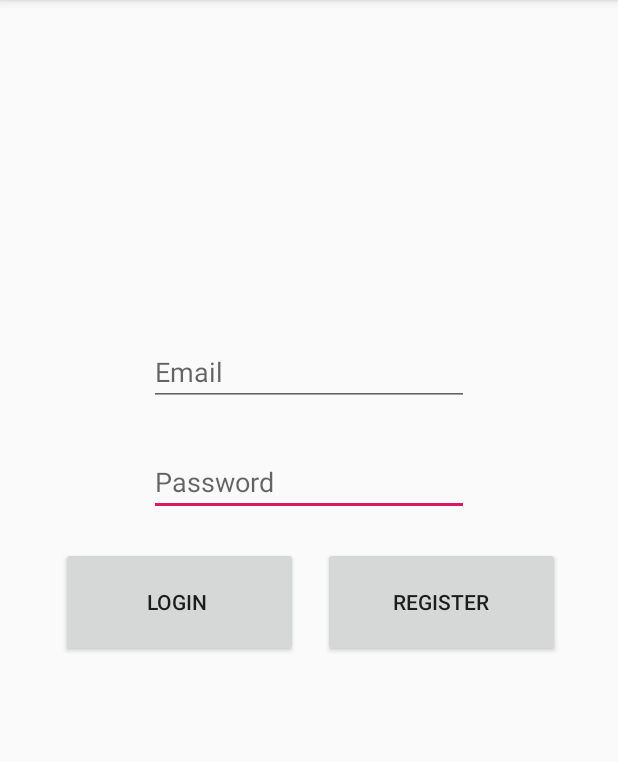
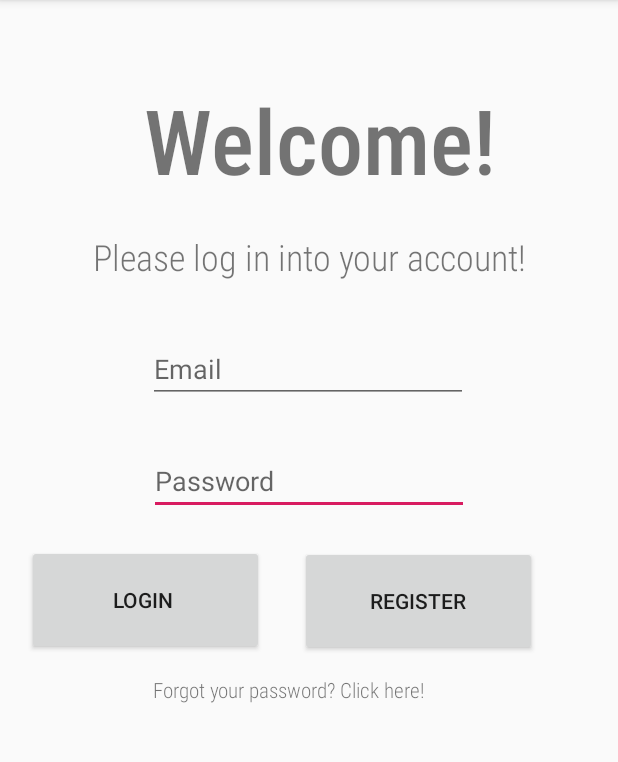
Before and after one commit to ideed/ClanManager, an Android app: the screen it shows after launch (MainActivity), on a phone screen of 412 x 824 dp, the part 84-846 px from its top. Run offline under Robolectric (Android 15) with nearby library versions, the phone set to English and light mode, and no system bars; our stand-ins replace Firebase (no records; nobody signed in at launch, a user with empty details on screens opened directly).

Commit message:
Added emailing for user verification and password reset.

```diff
--- a/app/build.gradle
+++ b/app/build.gradle
@@ -24,6 +24,7 @@ dependencies {
     implementation 'androidx.appcompat:appcompat:1.1.0'
     implementation 'androidx.constraintlayout:constraintlayout:1.1.3'
     implementation 'com.google.firebase:firebase-auth:19.2.0'
+    implementation 'com.google.android.material:material:1.0.0'
     testImplementation 'junit:junit:4.12'
     androidTestImplementation 'androidx.test.ext:junit:1.1.1'
     androidTestImplementation 'androidx.test.espresso:espresso-core:3.2.0'
--- a/app/src/main/AndroidManifest.xml
+++ b/app/src/main/AndroidManifest.xml
@@ -2,7 +2,7 @@
 <manifest xmlns:android="http://schemas.android.com/apk/res/android"
     package="com.example.clanmanager">
 
-    <uses-permission android:name="android.permission.INTERNET"/>
+    <uses-permission android:name="android.permission.INTERNET" />
 
     <application
         android:allowBackup="true"
@@ -11,7 +11,8 @@
         android:roundIcon="@mipmap/ic_launcher_round"
         android:supportsRtl="true"
         android:theme="@style/AppTheme">
-        <activity android:name=".RegisterActivity"></activity>
+        <activity android:name=".passwordResetActivity"></activity>
+        <activity android:name=".RegisterActivity" />
         <activity android:name=".MainMenuActivity" />
         <activity android:name=".MainActivity">
             <intent-filter>
--- a/app/src/main/java/com/example/clanmanager/MainActivity.java
+++ b/app/src/main/java/com/example/clanmanager/MainActivity.java
@@ -7,6 +7,7 @@ import android.view.View;
 import android.widget.Button;
 import android.widget.EditText;
 import android.widget.ProgressBar;
+import android.widget.TextView;
 import android.widget.Toast;
 
 import androidx.annotation.NonNull;
@@ -24,6 +25,7 @@ public class MainActivity extends AppCompatActivity {
     private Button Register;
     private ProgressBar progressBar;
     private FirebaseAuth mAuth;
+    private TextView passwordText;
     @Override
     protected void onCreate(Bundle savedInstanceState) {
         super.onCreate(savedInstanceState);
@@ -35,7 +37,7 @@ public class MainActivity extends AppCompatActivity {
         Register = (Button)findViewById(R.id.btnRegister);
         mAuth = FirebaseAuth.getInstance();
         progressBar = (ProgressBar) findViewById(R.id.progressBar2);
-
+        passwordText = (TextView) findViewById(R.id.passwordResetText);
         Login.setOnClickListener(new View.OnClickListener(){
             @Override
             public void onClick(View view){
@@ -49,11 +51,14 @@ public class MainActivity extends AppCompatActivity {
                 mAuth.signInWithEmailAndPassword(email,password).addOnCompleteListener(new OnCompleteListener<AuthResult>() {
                     @Override
                     public void onComplete(@NonNull Task<AuthResult> task) {
+                        progressBar.setVisibility(View.GONE);
                         if(task.isSuccessful()){
                             Toast.makeText(MainActivity.this,"Login Successful.",Toast.LENGTH_SHORT).show();
                             startActivity(new Intent(getApplicationContext(),MainMenuActivity.class));
+
                         }else{
                             Toast.makeText(MainActivity.this,"Error ! "+task.getException().getMessage(),Toast.LENGTH_SHORT).show();
+                            return;
                         }
                     }
                 });
@@ -66,6 +71,12 @@ public class MainActivity extends AppCompatActivity {
                 startActivity(new Intent(getApplicationContext(),RegisterActivity.class));
             }
         });
+        passwordText.setOnClickListener(new View.OnClickListener(){
+            @Override
+            public void onClick(View view){
+                startActivity(new Intent(getApplicationContext(),passwordResetActivity.class));
+            }
+        });
     }
 
 
--- a/app/src/main/java/com/example/clanmanager/RegisterActivity.java
+++ b/app/src/main/java/com/example/clanmanager/RegisterActivity.java
@@ -52,11 +52,13 @@ public class RegisterActivity extends AppCompatActivity {
                     mAuth.createUserWithEmailAndPassword(email,password).addOnCompleteListener(new OnCompleteListener<AuthResult>() {
                         @Override
                         public void onComplete(@NonNull Task<AuthResult> task) {
+                            progressBar.setVisibility(View.GONE);
                             if(task.isSuccessful()){
                                 Toast.makeText(RegisterActivity.this,"User Created.",Toast.LENGTH_SHORT).show();
                                 startActivity(new Intent(getApplicationContext(),MainMenuActivity.class));
                             }else{
                                 Toast.makeText(RegisterActivity.this,"Error ! "+task.getException().getMessage(),Toast.LENGTH_SHORT).show();
+                                return;
                             }
                         }
                     });
--- a/app/src/main/res/layout/activity_main.xml
+++ b/app/src/main/res/layout/activity_main.xml
@@ -20,7 +20,8 @@
         android:inputType="textPassword"
         app:layout_constraintBottom_toBottomOf="parent"
         app:layout_constraintEnd_toEndOf="parent"
-        app:layout_constraintStart_toStartOf="parent" />
+        app:layout_constraintStart_toStartOf="parent"
+        app:layout_constraintTop_toBottomOf="@+id/userEmailText" />
 
     <Button
         android:id="@+id/btnLogin"
@@ -31,10 +32,10 @@
         android:text="Login "
         app:layout_constraintBottom_toBottomOf="parent"
         app:layout_constraintEnd_toEndOf="parent"
-        app:layout_constraintHorizontal_bias="0.134"
+        app:layout_constraintHorizontal_bias="0.041"
         app:layout_constraintStart_toStartOf="parent"
         app:layout_constraintTop_toBottomOf="@+id/passwordText"
-        app:layout_constraintVertical_bias="0.059" />
+        app:layout_constraintVertical_bias="0.057" />
 
     <Button
         android:id="@+id/btnRegister"
@@ -53,15 +54,16 @@
     <ProgressBar
         android:id="@+id/progressBar2"
         style="?android:attr/progressBarStyle"
-        android:layout_width="89dp"
-        android:layout_height="108dp"
+        android:layout_width="131dp"
+        android:layout_height="134dp"
         android:layout_marginStart="202dp"
         android:layout_marginLeft="202dp"
-        android:layout_marginTop="20dp"
+        android:layout_marginTop="60dp"
         android:layout_marginEnd="200dp"
         android:layout_marginRight="200dp"
         android:visibility="invisible"
         app:layout_constraintEnd_toEndOf="parent"
+        app:layout_constraintHorizontal_bias="0.508"
         app:layout_constraintStart_toStartOf="parent"
         app:layout_constraintTop_toBottomOf="@+id/btnRegister" />
 
@@ -71,6 +73,7 @@
         android:layout_height="wrap_content"
         android:layout_marginStart="135dp"
         android:layout_marginLeft="135dp"
+        android:layout_marginTop="30dp"
         android:layout_marginEnd="143dp"
         android:layout_marginRight="143dp"
         android:layout_marginBottom="28dp"
@@ -79,7 +82,64 @@
         android:inputType="textEmailAddress"
         app:layout_constraintBottom_toTopOf="@+id/passwordText"
         app:layout_constraintEnd_toEndOf="parent"
-        app:layout_constraintHorizontal_bias="0.45"
-        app:layout_constraintStart_toStartOf="parent" />
+        app:layout_constraintHorizontal_bias="0.466"
+        app:layout_constraintStart_toStartOf="parent"
+        app:layout_constraintTop_toBottomOf="@+id/textView2" />
+
+    <TextView
+        android:id="@+id/textView"
+        android:layout_width="wrap_content"
+        android:layout_height="wrap_content"
+        android:layout_marginStart="174dp"
+        android:layout_marginLeft="174dp"
+        android:layout_marginTop="52dp"
+        android:layout_marginEnd="179dp"
+        android:layout_marginRight="179dp"
+        android:layout_marginBottom="12dp"
+        android:fontFamily="sans-serif-condensed-medium"
+        android:text=" Welcome!"
+        android:textSize="60sp"
+        app:layout_constraintBottom_toTopOf="@+id/textView2"
+        app:layout_constraintEnd_toEndOf="parent"
+        app:layout_constraintHorizontal_bias="0.486"
+        app:layout_constraintStart_toStartOf="parent"
+        app:layout_constraintTop_toTopOf="parent" />
+
+    <TextView
+        android:id="@+id/textView2"
+        android:layout_width="wrap_content"
+        android:layout_height="wrap_content"
+        android:layout_marginStart="170dp"
+        android:layout_marginLeft="170dp"
+        android:layout_marginTop="8dp"
+        android:layout_marginEnd="183dp"
+        android:layout_marginRight="183dp"
+        android:layout_marginBottom="5dp"
+        android:fontFamily="sans-serif-condensed-light"
+        android:text="Please log in into your account!"
+        android:textSize="24sp"
+        app:layout_constraintBottom_toTopOf="@+id/userEmailText"
+        app:layout_constraintEnd_toEndOf="parent"
+        app:layout_constraintHorizontal_bias="0.47"
+        app:layout_constraintStart_toStartOf="parent"
+        app:layout_constraintTop_toBottomOf="@+id/textView" />
+
+    <TextView
+        android:id="@+id/passwordResetText"
+        android:layout_width="208dp"
+        android:layout_height="26dp"
+        android:layout_marginStart="83dp"
+        android:layout_marginLeft="83dp"
+        android:layout_marginTop="13dp"
+        android:layout_marginEnd="83dp"
+        android:layout_marginRight="83dp"
+        android:layout_marginBottom="17dp"
+        android:fontFamily="sans-serif-condensed-light"
+        android:text="Forgot your password? Click here!"
+        app:layout_constraintBottom_toTopOf="@+id/progressBar2"
+        app:layout_constraintEnd_toEndOf="parent"
+        app:layout_constraintStart_toStartOf="parent"
+        app:layout_constraintTop_toBottomOf="@+id/btnLogin"
+        app:layout_constraintVertical_bias="0.0" />
 
 </androidx.constraintlayout.widget.ConstraintLayout>
--- /dev/null
+++ b/app/src/main/res/values/dimens.xml
@@ -0,0 +1,3 @@
+<resources>
+    <dimen name="fab_margin">16dp</dimen>
+</resources>
--- a/app/src/main/res/values/strings.xml
+++ b/app/src/main/res/values/strings.xml
@@ -1,3 +1,4 @@
 <resources>
     <string name="app_name">Clan Manager</string>
+    <string name="title_activity_password_reset">PasswordResetActivity</string>
 </resources>
```
Also changed, not shown: app/src/main/java/com/example/clanmanager/MainMenuActivity.java (+23 -1 lines), app/src/main/java/com/example/clanmanager/passwordResetActivity.java (added, +52 -0 lines), app/src/main/res/layout/activity_password_reset.xml (added, +97 -0 lines), app/src/main/res/layout/activity_register.xml (+18 -9 lines), app/src/main/res/values/styles.xml (+9 -0 lines).
